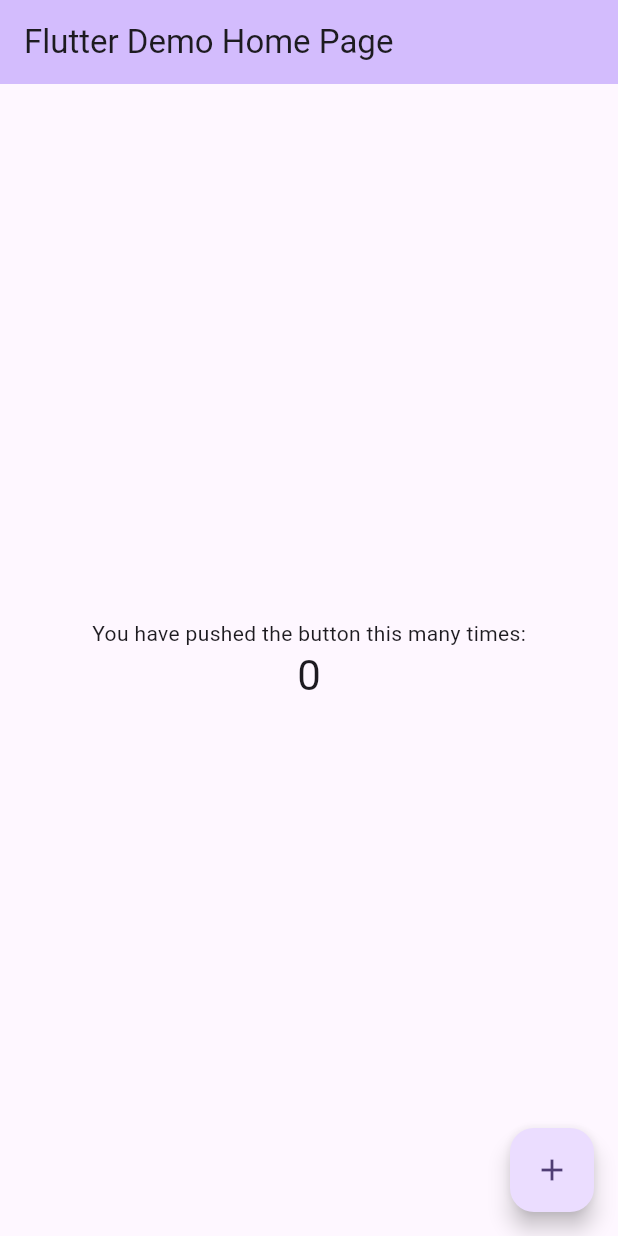
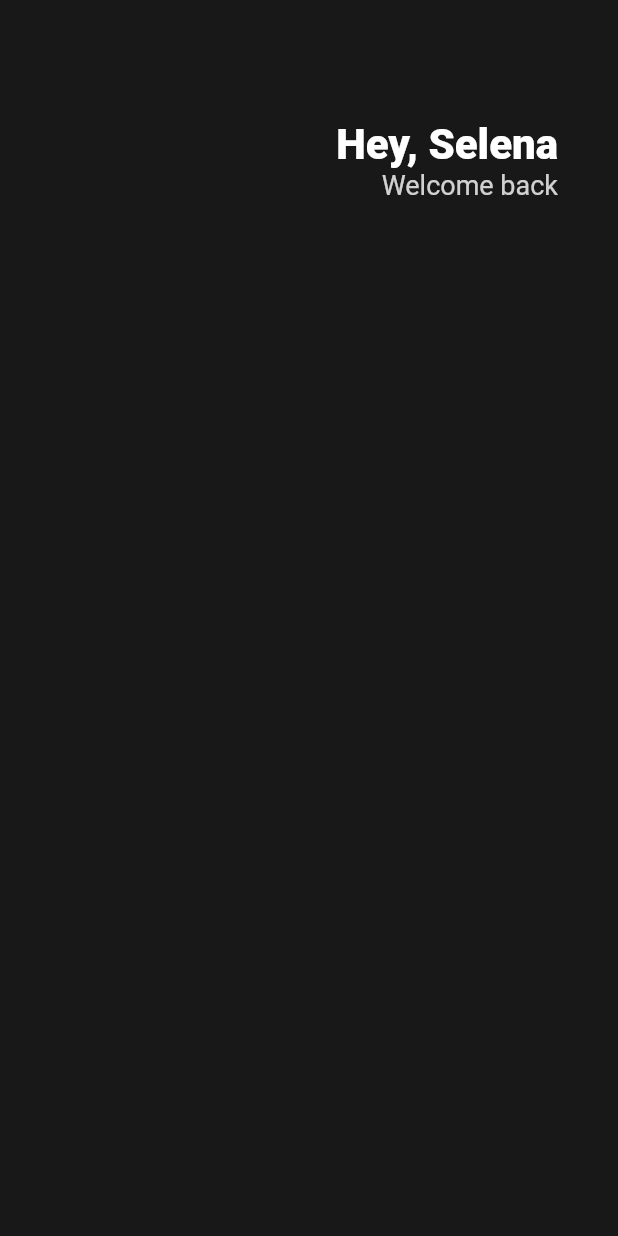
Before and after one commit to jinaiOS/Toonflix-Flutter, a Flutter app: the screen it shows after launch, on a phone screen of 412 x 824 dp. Run offline on Flutter 3.47's test engine with Material 2 defaults, Android fonts, the phone set to English and light mode, and no system bars.

Commit message:
feat: wallet header 설정

```diff
--- a/wallet_practice/lib/main.dart
+++ b/wallet_practice/lib/main.dart
@@ -1,125 +1,55 @@
+// ignore_for_file: prefer_const_constructors, prefer_const_literals_to_create_immutables
 import 'package:flutter/material.dart';
 
 void main() {
-  runApp(const MyApp());
+  runApp(App());
 }
 
-class MyApp extends StatelessWidget {
-  const MyApp({super.key});
-
-  // This widget is the root of your application.
+// ignore: use_key_in_widget_constructors
+class App extends StatelessWidget {
   @override
   Widget build(BuildContext context) {
     return MaterialApp(
-      title: 'Flutter Demo',
-      theme: ThemeData(
-        // This is the theme of your application.
-        //
-        // TRY THIS: Try running your application with "flutter run". You'll see
-        // the application has a blue toolbar. Then, without quitting the app,
-        // try changing the seedColor in the colorScheme below to Colors.green
-        // and then invoke "hot reload" (save your changes or press the "hot
-        // reload" button in a Flutter-supported IDE, or press "r" if you used
-        // the command line to start the app).
-        //
-        // Notice that the counter didn't reset back to zero; the application
-        // state is not lost during the reload. To reset the state, use hot
-        // restart instead.
-        //
-        // This works for code too, not just values: Most code changes can be
-        // tested with just a hot reload.
-        colorScheme: ColorScheme.fromSeed(seedColor: Colors.deepPurple),
-        useMaterial3: true,
+      home: Scaffold(
+        backgroundColor: Color(0xFF181818),
+        body: Padding(
+          padding: EdgeInsets.symmetric(
+            horizontal: 40,
+          ),
+          child: Column(
+            children: [
+              SizedBox(
+                height: 80,
+              ),
+              Row(
+                mainAxisAlignment: MainAxisAlignment.end,
+                children: [
+                  Column(
+                    crossAxisAlignment: CrossAxisAlignment.end,
+                    children: [
+                      Text(
+                        'Hey, Selena',
+                        style: TextStyle(
+                          color: Colors.white,
+                          fontSize: 28,
+                          fontWeight: FontWeight.w800,
+                        ),
+                      ),
+                      Text(
+                        'Welcome back',
+                        style: TextStyle(
+                          color: Color.fromRGBO(255, 255, 255, 0.8),
+                          fontSize: 18,
+                        ),
+                      ),
+                    ],
+                  )
+                ],
+              )
+            ],
+          ),
+        ),
       ),
-      home: const MyHomePage(title: 'Flutter Demo Home Page'),
     );
   }
 }
-
-class MyHomePage extends StatefulWidget {
-  const MyHomePage({super.key, required this.title});
-
-  // This widget is the home page of your application. It is stateful, meaning
-  // that it has a State object (defined below) that contains fields that affect
-  // how it looks.
-
-  // This class is the configuration for the state. It holds the values (in this
-  // case the title) provided by the parent (in this case the App widget) and
-  // used by the build method of the State. Fields in a Widget subclass are
-  // always marked "final".
-
-  final String title;
-
-  @override
-  State<MyHomePage> createState() => _MyHomePageState();
-}
-
-class _MyHomePageState extends State<MyHomePage> {
-  int _counter = 0;
-
-  void _incrementCounter() {
-    setState(() {
-      // This call to setState tells the Flutter framework that something has
-      // changed in this State, which causes it to rerun the build method below
-      // so that the display can reflect the updated values. If we changed
-      // _counter without calling setState(), then the build method would not be
-      // called again, and so nothing would appear to happen.
-      _counter++;
-    });
-  }
-
-  @override
-  Widget build(BuildContext context) {
-    // This method is rerun every time setState is called, for instance as done
-    // by the _incrementCounter method above.
-    //
-    // The Flutter framework has been optimized to make rerunning build methods
-    // fast, so that you can just rebuild anything that needs updating rather
-    // than having to individually change instances of widgets.
-    return Scaffold(
-      appBar: AppBar(
-        // TRY THIS: Try changing the color here to a specific color (to
-        // Colors.amber, perhaps?) and trigger a hot reload to see the AppBar
-        // change color while the other colors stay the same.
-        backgroundColor: Theme.of(context).colorScheme.inversePrimary,
-        // Here we take the value from the MyHomePage object that was created by
-        // the App.build method, and use it to set our appbar title.
-        title: Text(widget.title),
-      ),
-      body: Center(
-        // Center is a layout widget. It takes a single child and positions it
-        // in the middle of the parent.
-        child: Column(
-          // Column is also a layout widget. It takes a list of children and
-          // arranges them vertically. By default, it sizes itself to fit its
-          // children horizontally, and tries to be as tall as its parent.
-          //
-          // Column has various properties to control how it sizes itself and
-          // how it positions its children. Here we use mainAxisAlignment to
-          // center the children vertically; the main axis here is the vertical
-          // axis because Columns are vertical (the cross axis would be
-          // horizontal).
-          //
-          // TRY THIS: Invoke "debug painting" (choose the "Toggle Debug Paint"
-          // action in the IDE, or press "p" in the console), to see the
-          // wireframe for each widget.
-          mainAxisAlignment: MainAxisAlignment.center,
-          children: <Widget>[
-            const Text(
-              'You have pushed the button this many times:',
-            ),
-            Text(
-              '$_counter',
-              style: Theme.of(context).textTheme.headlineMedium,
-            ),
-          ],
-        ),
-      ),
-      floatingActionButton: FloatingActionButton(
-        onPressed: _incrementCounter,
-        tooltip: 'Increment',
-        child: const Icon(Icons.add),
-      ), // This trailing comma makes auto-formatting nicer for build methods.
-    );
-  }
-}
```
Also changed, not shown: wallet_practice/analysis_options.yaml (line endings or trailing spaces), 1 other file.
